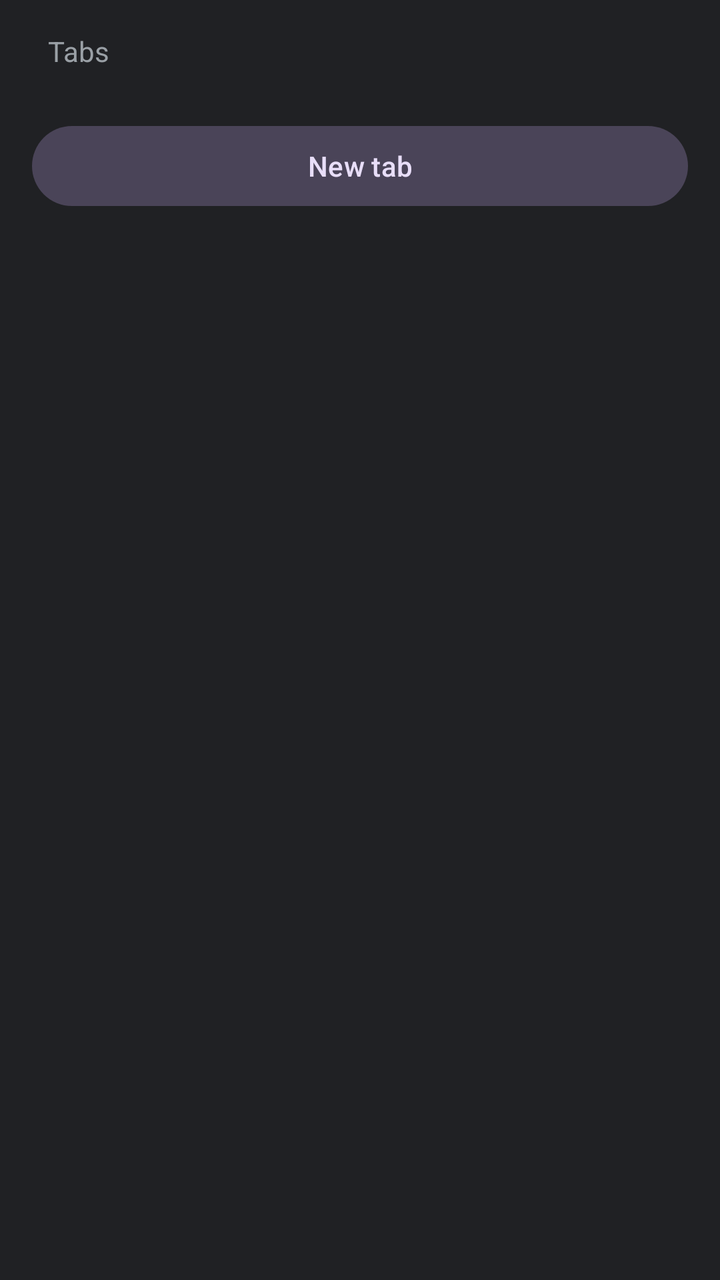
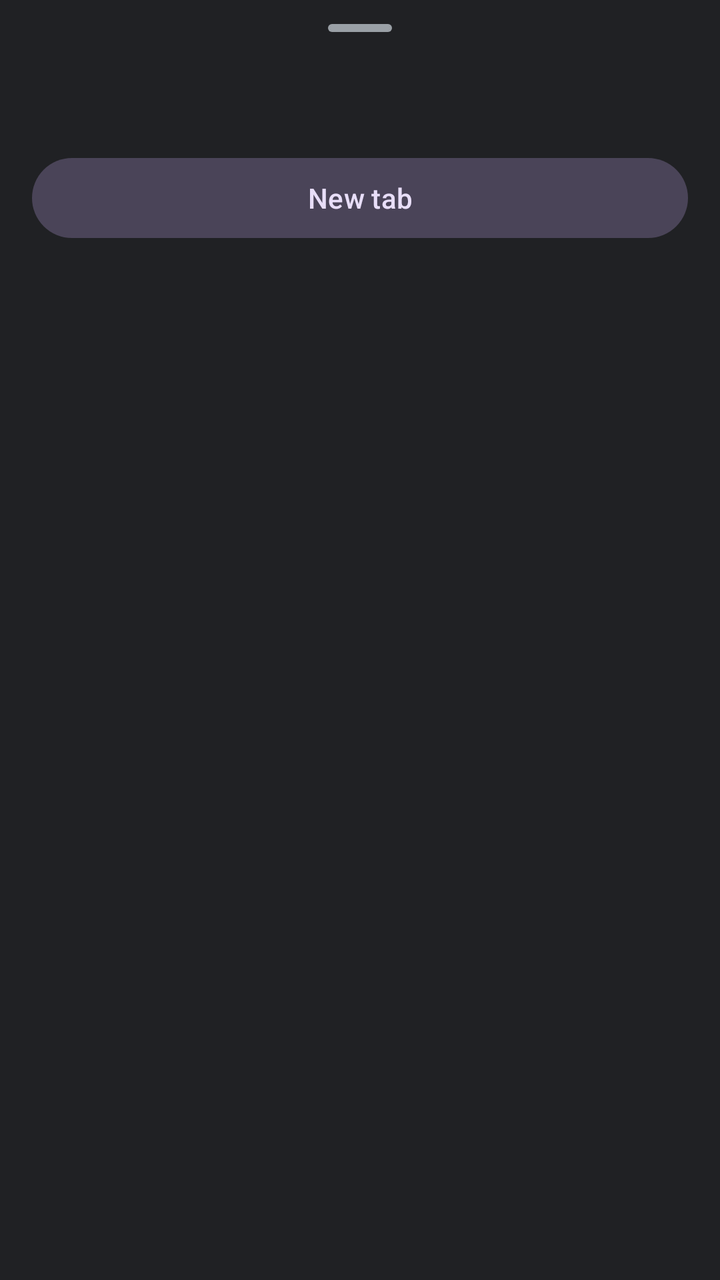

Two renders of the same Android screen: before a commit and after it. Below are the layout's source before the change and the commit's diff.
<!-- AndroidManifest.xml: application theme Theme.Brisa -->
<!-- res/layout/sheet_tabs.xml -->
<?xml version="1.0" encoding="utf-8"?>
<LinearLayout xmlns:android="http://schemas.android.com/apk/res/android"
    android:layout_width="match_parent"
    android:layout_height="wrap_content"
    android:orientation="vertical"
    android:paddingTop="16dp"
    android:paddingBottom="16dp">

    <TextView
        android:id="@+id/sheetTitle"
        android:layout_width="match_parent"
        android:layout_height="wrap_content"
        android:paddingHorizontal="24dp"
        android:paddingBottom="8dp"
        android:text="@string/tabs"
        android:textColor="@color/muted"
        android:textSize="14sp" />

    <ScrollView
        android:layout_width="match_parent"
        android:layout_height="wrap_content">

        <LinearLayout
            android:id="@+id/tabList"
            android:layout_width="match_parent"
            android:layout_height="wrap_content"
            android:orientation="vertical" />
    </ScrollView>

    <com.google.android.material.button.MaterialButton
        android:id="@+id/newTab"
        style="@style/Widget.Material3.Button.TonalButton"
        android:layout_width="match_parent"
        android:layout_height="wrap_content"
        android:layout_margin="16dp"
        android:text="@string/new_tab" />
</LinearLayout>
<!-- resources referenced by this layout -->
<resources>
  <color name="muted">#9AA0A6</color>
  <string name="new_tab">New tab</string>
  <string name="tabs">Tabs</string>
  <style name="Theme.Brisa" parent="Theme.Material3.Dark.NoActionBar">
          <item name="colorPrimary">@color/accent</item>
          <item name="colorOnPrimary">@color/on_accent</item>
          <item name="colorSurface">@color/bg</item>
          <item name="colorOnSurface">@color/on_bg</item>
          <item name="colorOnSurfaceVariant">@color/muted</item>
          <item name="android:colorBackground">@color/bg</item>
          <item name="android:windowBackground">@color/bg</item>
          <item name="android:statusBarColor">@color/toolbar</item>
          <item name="android:navigationBarColor">@color/toolbar</item>
          <item name="android:windowLightStatusBar">false</item>
          <item name="android:windowLightNavigationBar">false</item>
      </style>
  <color name="accent">#8AB4F8</color>
  <color name="on_accent">#202124</color>
  <color name="bg">#202124</color>
  <color name="on_bg">#E8EAED</color>
  <color name="toolbar">#35363A</color>
</resources>

<!-- the commit's change to res/layout/sheet_tabs.xml (unified diff, before → after) -->
@@ -3,16 +3,22 @@
     android:layout_width="match_parent"
     android:layout_height="wrap_content"
     android:orientation="vertical"
-    android:paddingTop="16dp"
     android:paddingBottom="16dp">
+
+    <View
+        android:layout_width="32dp"
+        android:layout_height="4dp"
+        android:layout_gravity="center_horizontal"
+        android:layout_marginTop="12dp"
+        android:layout_marginBottom="8dp"
+        android:background="@drawable/bg_handle" />
 
     <TextView
         android:id="@+id/sheetTitle"
         android:layout_width="match_parent"
         android:layout_height="wrap_content"
         android:paddingHorizontal="24dp"
-        android:paddingBottom="8dp"
-        android:text="@string/tabs"
+        android:paddingVertical="8dp"
         android:textColor="@color/muted"
         android:textSize="14sp" />
 
<!-- resource entries referenced after the edit -->
@@ -1,8 +1,13 @@
 <!-- resources referenced by this layout -->
 <resources>
   <color name="muted">#9AA0A6</color>
+  <!-- drawable bg_handle (drawable) -->
+  <?xml version="1.0" encoding="utf-8"?>
+  <shape xmlns:android="http://schemas.android.com/apk/res/android" android:shape="rectangle">
+      <solid android:color="@color/muted" />
+      <corners android:radius="2dp" />
+  </shape>
   <string name="new_tab">New tab</string>
-  <string name="tabs">Tabs</string>
   <style name="Theme.Brisa" parent="Theme.Material3.Dark.NoActionBar">
           <item name="colorPrimary">@color/accent</item>
           <item name="colorOnPrimary">@color/on_accent</item>
@@ -15,11 +20,20 @@
           <item name="android:navigationBarColor">@color/toolbar</item>
           <item name="android:windowLightStatusBar">false</item>
           <item name="android:windowLightNavigationBar">false</item>
+          <item name="bottomSheetDialogTheme">@style/BrisaSheetDialog</item>
       </style>
   <color name="accent">#8AB4F8</color>
   <color name="on_accent">#202124</color>
   <color name="bg">#202124</color>
   <color name="on_bg">#E8EAED</color>
   <color name="toolbar">#35363A</color>
+  <style name="BrisaSheetDialog" parent="ThemeOverlay.Material3.BottomSheetDialog">
+          <item name="bottomSheetStyle">@style/BrisaSheet</item>
+          <item name="android:navigationBarColor">@color/popup</item>
+      </style>
+  <style name="BrisaSheet" parent="Widget.Material3.BottomSheet.Modal">
+          <item name="backgroundTint">@color/popup</item>
+      </style>
+  <color name="popup">#2B2C2F</color>
 </resources>
 
